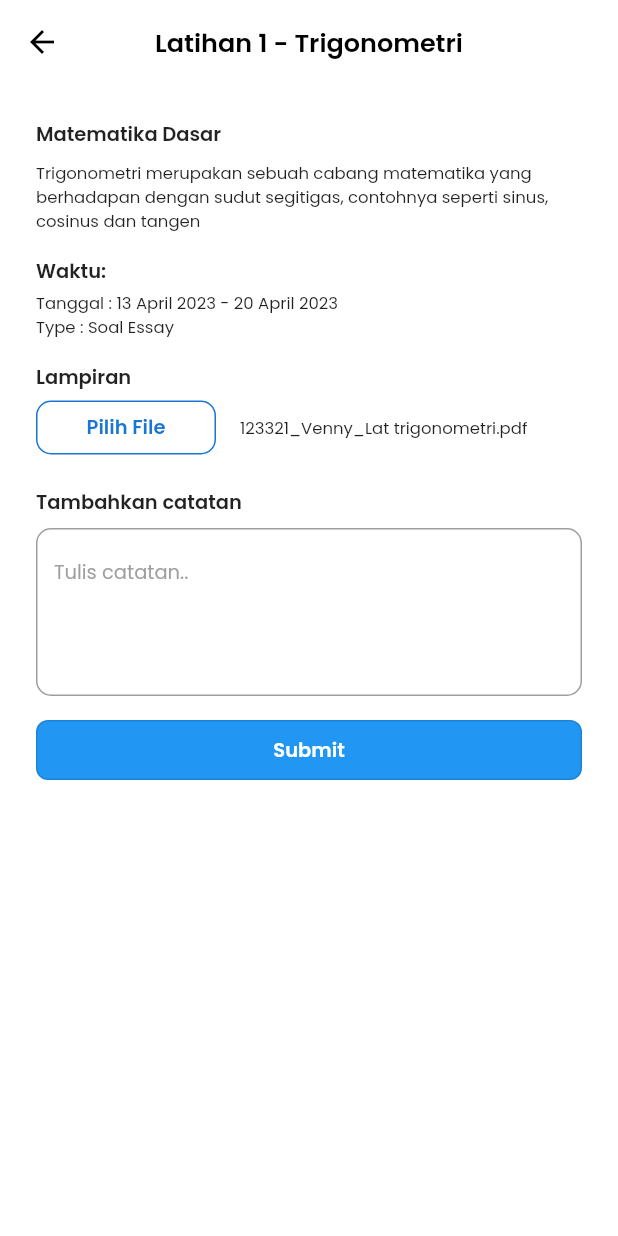
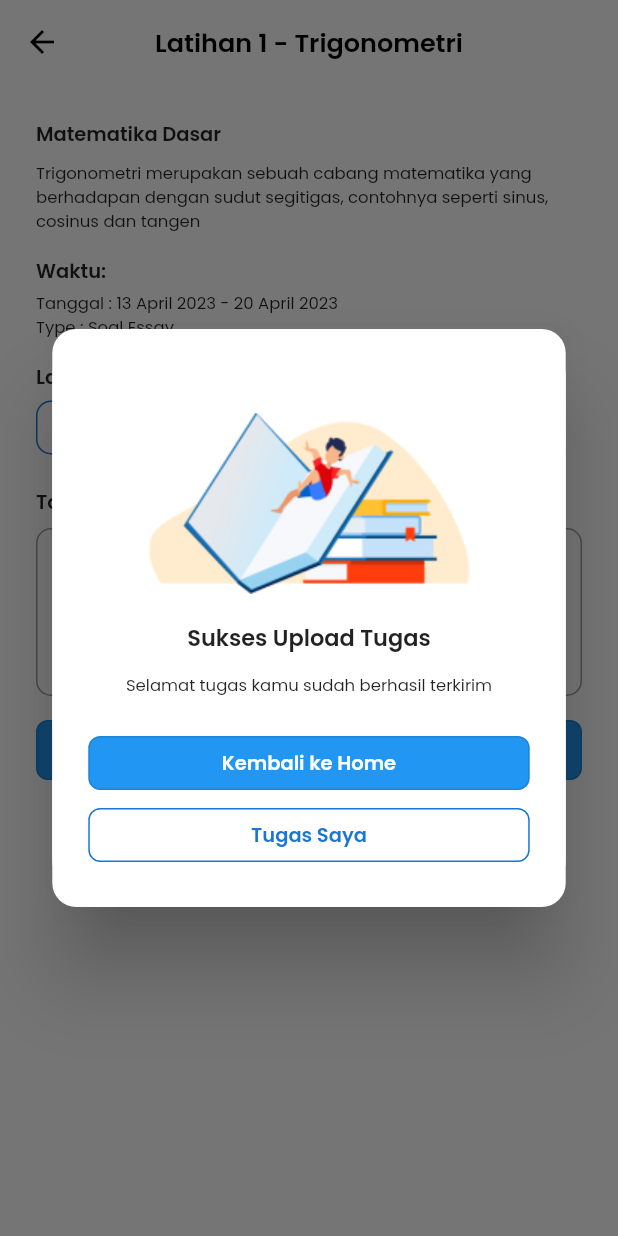
Before and after one commit to Kelompok-2-Capstone-Alterra-Academy/flutter-repo, a Flutter app: the screen it shows after launch, after a tap on "Submit", on a phone screen of 412 x 824 dp. Run offline on Flutter 3.47's test engine with Material 2 defaults, Android fonts, the phone set to English and light mode, and no system bars; our stand-ins replace file_picker, flutter_animation_progress_bar, flutter_rating_bar, flutter_svg, google_fonts, simple_circular_progress_bar and 1 more; missing offline and left inert: circle_progress_bar.

Commit message:
feature: Adding Send Task Sent Dialog

```diff
--- a/lib/views/screen/course/module/module_send_task.dart
+++ b/lib/views/screen/course/module/module_send_task.dart
@@ -4,6 +4,7 @@ import 'package:file_picker/file_picker.dart';
 import 'package:flutter/material.dart';
 import 'package:google_fonts/google_fonts.dart';
 import 'package:staredu/utils/color/color.dart';
+import 'package:staredu/widgets/module_course/module_send_task_done_dialog.dart';
 
 class ModuleSendTaskScreen extends StatefulWidget {
   static const String routeName = "/sendtask";
@@ -209,7 +210,13 @@ class _ModuleSendTaskScreenState extends State<ModuleSendTaskScreen> {
                           borderRadius: BorderRadius.circular(8),
                         ),
                       ),
-                      onPressed: () {},
+                      onPressed: () {
+                        showDialog(
+                          context: context,
+                          builder: (context) =>
+                              const ModuleSendTaskDoneDialog(),
+                        );
+                      },
                       child: Text(
                         "Submit",
                         style: GoogleFonts.poppins(
--- /dev/null
+++ b/lib/widgets/module_course/module_send_task_done_dialog.dart
@@ -0,0 +1,128 @@
+import 'package:flutter/material.dart';
+import 'package:google_fonts/google_fonts.dart';
+import 'package:staredu/utils/color/color.dart';
+
+class ModuleSendTaskDoneDialog extends StatelessWidget {
+  const ModuleSendTaskDoneDialog({super.key});
+
+  @override
+  Widget build(BuildContext context) {
+    final width = MediaQuery.of(context).size.width;
+
+    return Dialog(
+      shape: const RoundedRectangleBorder(
+        borderRadius: BorderRadius.all(
+          Radius.circular(16),
+        ),
+      ),
+      insetPadding: const EdgeInsets.symmetric(
+        horizontal: 8,
+      ),
+      child: Container(
+        decoration: const BoxDecoration(
+          color: whiteColor,
+          borderRadius: BorderRadius.all(
+            Radius.circular(32),
+          ),
+        ),
+        child: Column(
+          mainAxisSize: MainAxisSize.min,
+          children: [
+            const SizedBox(
+              height: 50,
+            ),
+            const Image(
+              image: AssetImage('assets/images/send_task_done.png'),
+              width: 234,
+            ),
+            const SizedBox(
+              height: 12,
+            ),
+            Text(
+              "Sukses Upload Tugas",
+              style: GoogleFonts.poppins(
+                fontStyle: FontStyle.normal,
+                fontWeight: FontWeight.w600,
+                fontSize: 15,
+              ),
+            ),
+            const SizedBox(
+              height: 12,
+            ),
+            SizedBox(
+              width: width / 1.4,
+              child: Center(
+                child: Text(
+                  "Selamat tugas kamu sudah berhasil terkirim",
+                  style: GoogleFonts.poppins(
+                    fontStyle: FontStyle.normal,
+                    fontWeight: FontWeight.w400,
+                    fontSize: 11,
+                  ),
+                  textAlign: TextAlign.center,
+                ),
+              ),
+            ),
+            const SizedBox(
+              height: 20,
+            ),
+            Container(
+              width: width / 1.4,
+              margin: const EdgeInsets.only(
+                left: 24,
+                right: 24,
+              ),
+              child: OutlinedButton(
+                style: OutlinedButton.styleFrom(
+                  foregroundColor: whiteColor,
+                  backgroundColor: primaryColor,
+                  shape: RoundedRectangleBorder(
+                    borderRadius: BorderRadius.circular(8),
+                  ),
+                ),
+                onPressed: () {},
+                child: Text(
+                  "Kembali ke Home",
+                  style: GoogleFonts.poppins(
+                    fontStyle: FontStyle.normal,
+                    fontWeight: FontWeight.w600,
+                    fontSize: 13,
+                  ),
+                ),
+              ),
+            ),
+            Container(
+              width: width / 1.4,
+              margin: const EdgeInsets.only(
+                bottom: 16,
+                left: 24,
+                right: 24,
+              ),
+              child: OutlinedButton(
+                style: OutlinedButton.styleFrom(
+                  foregroundColor: outlinedButtonColor,
+                  side: const BorderSide(color: outlinedButtonColor),
+                  shape: RoundedRectangleBorder(
+                    borderRadius: BorderRadius.circular(8),
+                  ),
+                ),
+                onPressed: () {},
+                child: Text(
+                  "Tugas Saya",
+                  style: GoogleFonts.poppins(
+                    fontStyle: FontStyle.normal,
+                    fontWeight: FontWeight.w600,
+                    fontSize: 13,
+                  ),
+                ),
+              ),
+            ),
+            const SizedBox(
+              height: 8,
+            ),
+          ],
+        ),
+      ),
+    );
+  }
+}
```
